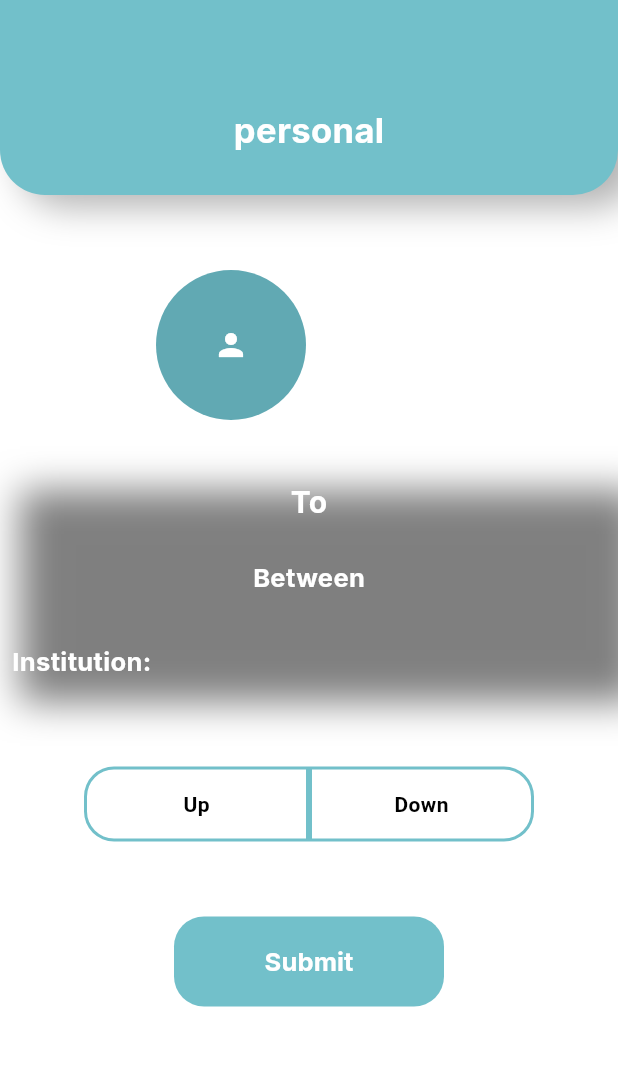
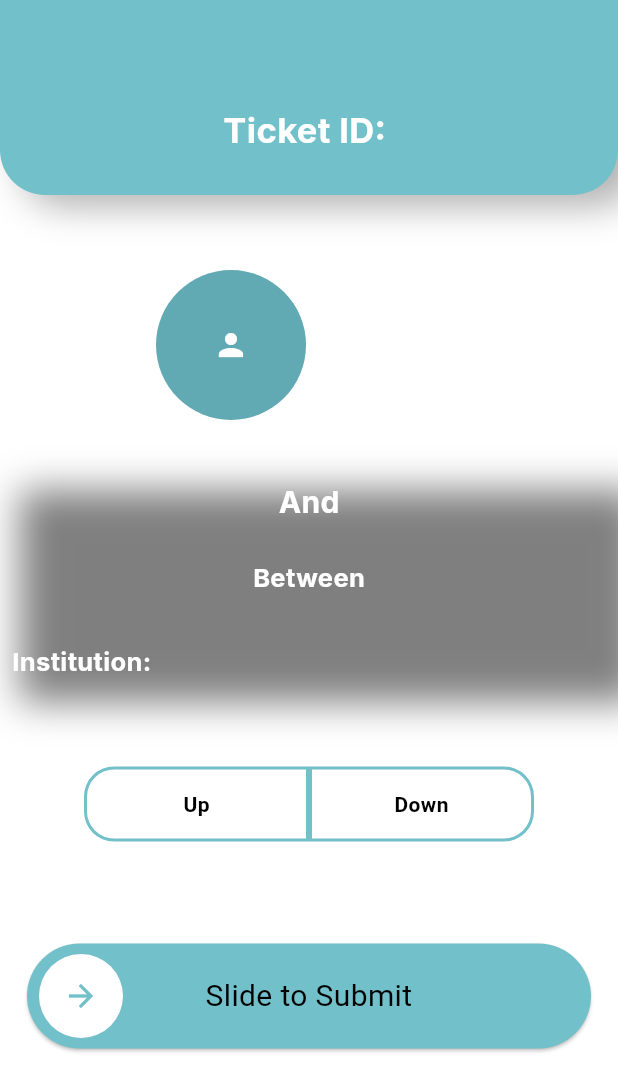
Before and after one commit to mhdibrahimcn/greencard_GO, a Flutter app: the StudentDetailsScreen screen opened directly with empty values, on a phone screen of 412 x 824 dp. Shown: the top 1091 px of the screen. Run offline on Flutter 3.47's test engine with Material 3 defaults, Android fonts, the light colour scheme and no system bars; drawn by our look-alikes of slide_to_act; our stand-ins replace animate_do, camera, cloud_firestore, eva_icons_flutter, firebase_core, google_fonts and 7 more; missing offline and left inert: qr_code_scanner, ticket_widget; accounts and stored records are empty; project files that could hold a hidden picture were left out.

Commit message:
conductor student submit screen ready

```diff
--- a/lib/screens/ConductorScreen/homescreen/StudentDetailsScreen.dart
+++ b/lib/screens/ConductorScreen/homescreen/StudentDetailsScreen.dart
@@ -16,7 +16,7 @@ class StudentDetailsScreen extends StatelessWidget {
   @override
   Widget build(BuildContext context) {
     return Scaffold(
-        appBar: CustomAppBar(label: "personal"),
+        appBar: CustomAppBar(label: "Ticket ID: ${student.studentid}"),
         body: Column(children: [
           SizedBox(
             height: 50,
@@ -79,7 +79,7 @@ class StudentDetailsScreen extends StatelessWidget {
                               ),
                             ),
                             Text(
-                              "To",
+                              "And",
                               style: GoogleFonts.inter(
                                 textStyle: const TextStyle(
                                   fontSize: 20,
--- a/lib/screens/ConductorScreen/homescreen/studentsubmitscreen.dart
+++ b/lib/screens/ConductorScreen/homescreen/studentsubmitscreen.dart
@@ -6,6 +6,7 @@ import 'package:green/constants/Mycolors.dart';
 
 import 'package:green/screens/ConductorScreen/homescreen/qrScannerScreen.dart';
 import 'package:intl/intl.dart';
+import 'package:slide_to_act/slide_to_act.dart';
 
 class StudentSubmitScreen extends StatefulWidget {
   final Student student;
@@ -100,50 +101,59 @@ class _StudentSubmitScreenState extends State<StudentSubmitScreen> {
         SizedBox(
           height: 50,
         ),
-        SizedBox(
-          height: 60,
-          width: 180,
-          child: TextButton(
-            onPressed: () {
+        Padding(
+          padding: const EdgeInsets.all(18.0),
+          child: SlideAction(
+            borderRadius: 100,
+            elevation: 1,
+            outerColor: Mycolors.materialColor,
+            innerColor: Colors.white,
+            text: "Slide to Submit",
+            textStyle: TextStyle(fontSize: 20),
+            onSubmit: () async {
               submit();
-              Navigator.of(context).pop();
             },
-            child: Text(
-              "Submit",
-              style: GoogleFonts.inter(
-                textStyle: const TextStyle(
-                  fontSize: 17,
-                  color: Colors.white,
-                  fontWeight: FontWeight.bold,
-                ),
-              ),
-            ),
-            style: ButtonStyle(
-              backgroundColor: MaterialStateProperty.all<Color>(
-                  const Color.fromRGBO(114, 192, 202, 1)),
-              shape: MaterialStateProperty.all<RoundedRectangleBorder>(
-                RoundedRectangleBorder(
-                  borderRadius: BorderRadius.circular(
-                      20), // Adjust the radius to change the roundness of the button
-                ),
-              ),
-            ),
           ),
-        )
+        ),
       ],
     );
   }
 
-  submit() async {
+  void submit() async {
     final currentDate = DateTime.now();
     final travelStatus = selectedButton;
     String studentId = widget.student.studentid;
     CollectionReference studentCollection =
         FirebaseFirestore.instance.collection('Student_Travel');
+    if (selectedButton.isEmpty) {
+      ScaffoldMessenger.of(context).showSnackBar(
+        SnackBar(
+          content: Text('Please select Up or Down before submitting.'),
+          duration: Duration(seconds: 2),
+        ),
+      );
+      return; // Exit the method if no button is selected
+    }
 
-    studentCollection.doc(studentId).collection("Travel_History").add({
+    await studentCollection.doc(studentId).collection("Travel_History").add({
       'travel_date': Timestamp.fromDate(currentDate),
       'travel_status': travelStatus,
-    }); // Show toast notification for successful submission
+    }).then((_) async {
+      await Future.delayed(Durations.extralong1);
+      Navigator.of(context).pop();
+      ScaffoldMessenger.of(context).showSnackBar(
+        SnackBar(
+          content: Text('Successfully added!'),
+          duration: Duration(seconds: 2),
+        ),
+      );
+    }).catchError((error) {
+      ScaffoldMessenger.of(context).showSnackBar(
+        SnackBar(
+          content: Text('Failed to add: $error'),
+          duration: Duration(seconds: 2),
+        ),
+      );
+    });
   }
 }
--- a/lib/screens/Homescreen/HistoryScreen/historyScreen.dart
+++ b/lib/screens/Homescreen/HistoryScreen/historyScreen.dart
@@ -72,7 +72,7 @@ class historyScreen extends StatelessWidget {
                             parseDatedivider(travelDate),
                             style: TextStyle(
                                 fontWeight: FontWeight.w700,
-                                fontSize: 18,
+                                fontSize: 15,
                                 color: Colors.grey),
                           ),
                         ),
--- a/pubspec.yaml
+++ b/pubspec.yaml
@@ -27,6 +27,7 @@ dependencies:
   shared_preferences_android: ^2.2.1
   simple_circular_progress_bar: ^1.0.2
   simple_progress_indicators: ^0.2.0
+  slide_to_act: ^2.0.2
   syncfusion_flutter_gauges: ^25.1.35
   ticket_widget: ^1.0.2
   uuid: ^4.3.3
```
Also changed, not shown: lib/screens/Homescreen/TicketScreen/remaningScreenInTicket.dart (+11 -4 lines), lib/screens/SignupScreen/idVerificationScreen.dart (+83 -22 lines), pubspec.lock, 1 other file.
